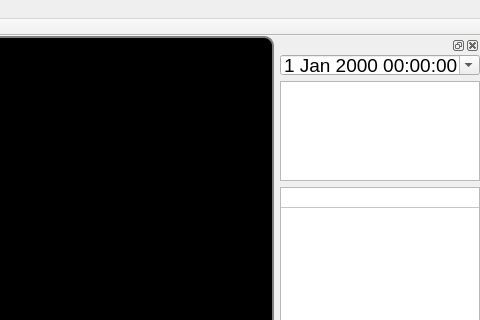
The window that mainwindow.ui (kghose/Chhobi) describes before a commit, drawn with Qt 5; both pictures show x 453 to 933 and y 0 to 320 of the 933 by 758 pixel window.
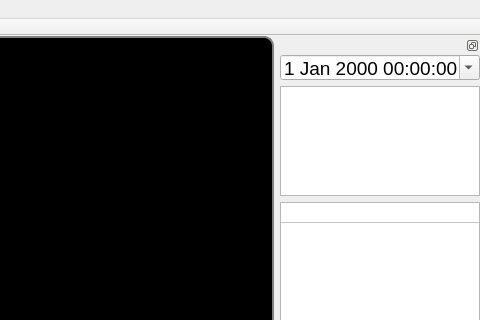
The same window after the commit. Icons and pictures are not drawn.

```diff
--- a/mainwindow.ui
+++ b/mainwindow.ui
@@ -443,6 +443,9 @@
    </widget>
   </widget>
   <widget class="QDockWidget" name="dockWidget_2">
+   <property name="features">
+    <set>QDockWidget::DockWidgetFloatable|QDockWidget::DockWidgetMovable</set>
+   </property>
    <property name="allowedAreas">
     <set>Qt::LeftDockWidgetArea|Qt::RightDockWidgetArea</set>
    </property>
@@ -465,13 +468,13 @@
        <property name="minimumSize">
         <size>
          <width>75</width>
-         <height>20</height>
+         <height>25</height>
         </size>
        </property>
        <property name="maximumSize">
         <size>
          <width>200</width>
-         <height>20</height>
+         <height>25</height>
         </size>
        </property>
        <property name="font">
@@ -498,12 +501,12 @@
        <property name="maximumSize">
         <size>
          <width>200</width>
-         <height>100</height>
+         <height>110</height>
         </size>
        </property>
        <property name="font">
         <font>
-         <pointsize>10</pointsize>
+         <pointsize>11</pointsize>
         </font>
        </property>
        <property name="readOnly">
```
